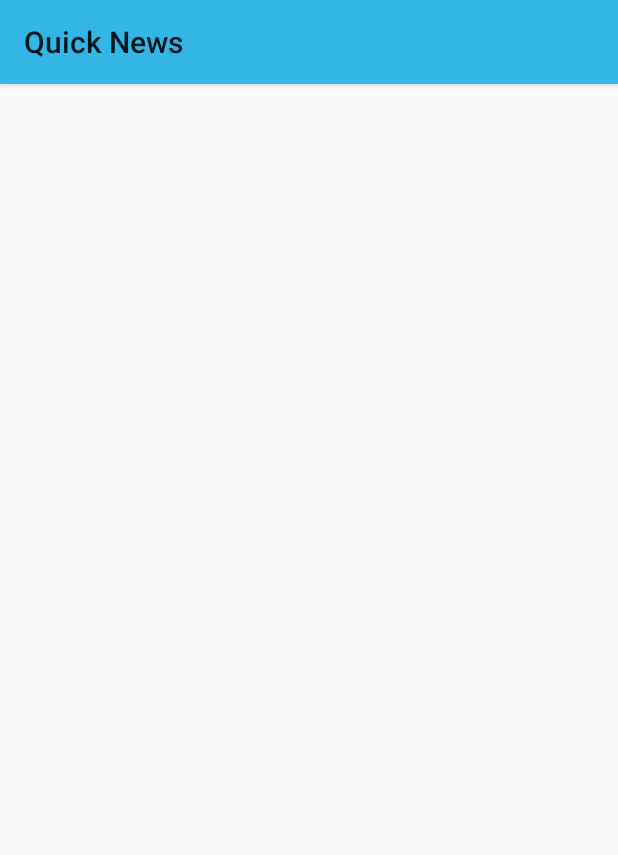
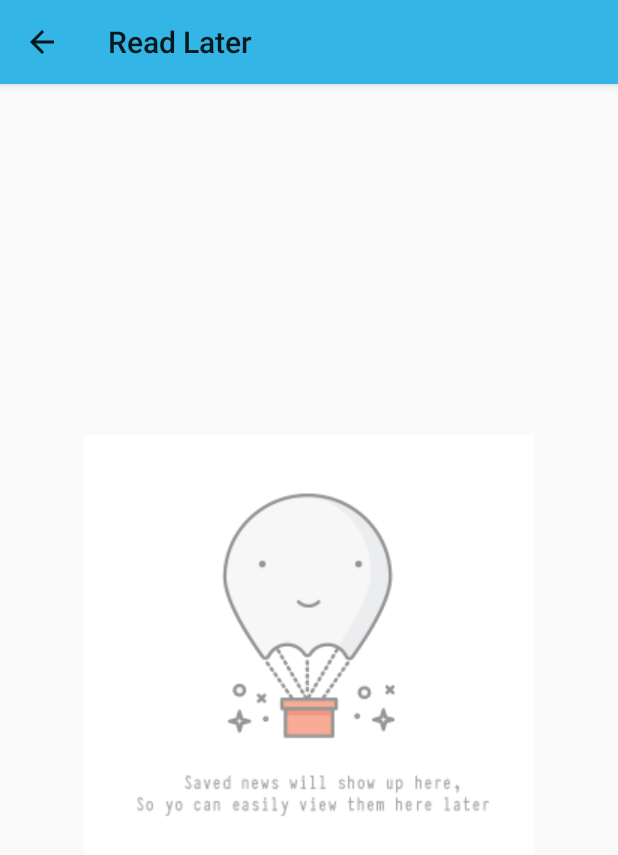
Before and after one commit to Abhey/QuickNews, an Android app: the ReadLater screen opened directly, with no data from a screen before it, on a phone screen of 412 x 824 dp. Shown: the top 855 px of the screen. Run offline under Robolectric (Android 15) with nearby library versions, the phone set to English and light mode, and no system bars.

Commit message:
Added new drawable file and modified some code of Read Later section.

```diff
--- a/app/src/main/AndroidManifest.xml
+++ b/app/src/main/AndroidManifest.xml
@@ -34,7 +34,8 @@
         <activity
             android:name=".About"
             android:label="About" />
-        <activity android:name=".ReadLater"></activity>
+        <activity android:name=".ReadLater"
+            android:label="Read Later"/>
     </application>
 
 </manifest>
--- a/app/src/main/java/me/abheyrana/quicknews/About.java
+++ b/app/src/main/java/me/abheyrana/quicknews/About.java
@@ -17,7 +17,7 @@ public class About extends AppCompatActivity {
         setContentView(R.layout.activity_about);
 
         ActionBar actionBar = getSupportActionBar();
-        actionBar.setDefaultDisplayHomeAsUpEnabled(true);
+        actionBar.setDisplayHomeAsUpEnabled(true);
 
         textView = (TextView) findViewById(R.id.tv_hearts);
         textView.setText("Made with ♥ in India");
--- a/app/src/main/java/me/abheyrana/quicknews/MainActivity.java
+++ b/app/src/main/java/me/abheyrana/quicknews/MainActivity.java
@@ -148,8 +148,7 @@ public class MainActivity extends AppCompatActivity implements NavigationView.On
             startActivity(intent);
         }
         if(id == R.id.read_news_later){
-            // TODO(3) Add functionality to this Read Later Section
-            Toast.makeText(this,"This functionality will be added soon", Toast.LENGTH_SHORT).show();
+            startActivity(new Intent(this,ReadLater.class));
         }
         if(id == R.id.about){
             startActivity(new Intent(this,About.class));
--- a/app/src/main/java/me/abheyrana/quicknews/ReadLater.java
+++ b/app/src/main/java/me/abheyrana/quicknews/ReadLater.java
@@ -2,21 +2,54 @@ package me.abheyrana.quicknews;
 
 import android.database.Cursor;
 import android.database.sqlite.SQLiteDatabase;
+import android.support.v7.app.ActionBar;
 import android.support.v7.app.AppCompatActivity;
 import android.os.Bundle;
+import android.support.v7.widget.LinearLayoutManager;
 import android.support.v7.widget.RecyclerView;
+import android.view.Menu;
+import android.view.MenuItem;
+import android.view.View;
+import android.widget.ImageView;
 
 public class ReadLater extends AppCompatActivity {
 
     private RecyclerView recyclerView;
+    ReadLaterAdapter readLaterAdapter;
     private SQLiteDatabase database;
+    private ImageView imageView;
 
     @Override
     protected void onCreate(Bundle savedInstanceState) {
         super.onCreate(savedInstanceState);
         setContentView(R.layout.activity_read_later);
 
+        ActionBar actionBar = getSupportActionBar();
+        actionBar.setDisplayHomeAsUpEnabled(true);
+
+
         recyclerView = (RecyclerView) findViewById(R.id.rv_read_later);
+        imageView = (ImageView) findViewById(R.id.iv_read_later);
+
+        NewsDbHelper newsHelper = new NewsDbHelper(this);
+        database = newsHelper.getReadableDatabase();
+
+        Cursor cursor = getAllNews();
+
+        if(cursor.getCount() < 1){
+            recyclerView.setVisibility(View.INVISIBLE);
+            imageView.setVisibility(View.VISIBLE);
+        }
+        else {
+            /*
+            LinearLayoutManager layoutManager = new LinearLayoutManager(this);
+            recyclerView.setLayoutManager(layoutManager);
+
+            readLaterAdapter = new ReadLaterAdapter(this,cursor);
+            recyclerView.setAdapter(readLaterAdapter);
+            */
+            // Code will be added soon....
+        }
 
     }
 
@@ -40,4 +73,16 @@ public class ReadLater extends AppCompatActivity {
         ) > 0;
     }
 
+    @Override
+    public boolean onCreateOptionsMenu(Menu menu) {
+        return super.onCreateOptionsMenu(menu);
+    }
+
+    @Override
+    public boolean onOptionsItemSelected(MenuItem item) {
+        super.onOptionsItemSelected(item);
+        if(item.getItemId() == android.R.id.home)
+            finish();
+        return true;
+    }
 }
--- a/app/src/main/res/layout/activity_read_later.xml
+++ b/app/src/main/res/layout/activity_read_later.xml
@@ -7,9 +7,25 @@
     tools:context="me.abheyrana.quicknews.ReadLater"
     android:orientation="vertical">
 
-    <android.support.v7.widget.RecyclerView
+    <FrameLayout
         android:layout_width="match_parent"
-        android:layout_height="match_parent"
-        android:id="@+id/rv_read_later"/>
+        android:layout_height="match_parent">
+
+        <android.support.v7.widget.RecyclerView
+            android:layout_width="match_parent"
+            android:layout_height="match_parent"
+            android:id="@+id/rv_read_later"
+            android:visibility="visible"/>
+
+        <ImageView
+            android:layout_width="300dp"
+            android:layout_height="300dp"
+            android:src="@drawable/saved_news_later"
+            android:id="@+id/iv_read_later"
+            android:scaleType="centerCrop"
+            android:layout_gravity="center"
+            android:visibility="invisible"/>
+
+    </FrameLayout>
 
 </LinearLayout>
```
Also changed, not shown: app/src/main/java/me/abheyrana/quicknews/ReadLaterAdapter.java (+8 -0 lines), app/src/main/res/drawable-xxhdpi/saved_news_later.jpg (added).
